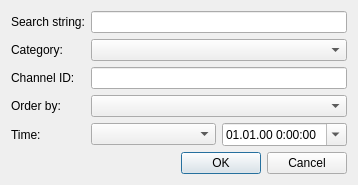
Before: the Qt Designer form youtubesearchwidget.ui in AlexLevkovich/YoutubeViewer, drawn with Qt 5.
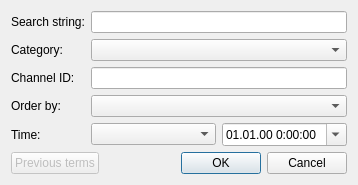
After: the same form once the commit is applied. Custom widgets are drawn as their Qt base class.

Commit message: fixes + added possibility to return back the previous search terms

The edit to the form file:
```diff
--- a/youtubesearchwidget.ui
+++ b/youtubesearchwidget.ui
@@ -7,7 +7,7 @@
     <x>0</x>
     <y>0</y>
     <width>358</width>
-    <height>180</height>
+    <height>182</height>
    </rect>
   </property>
   <property name="minimumSize">
@@ -105,6 +105,31 @@
     </layout>
    </item>
    <item>
+    <layout class="QHBoxLayout" name="horizontalLayout_2">
+     <item>
+      <widget class="QPushButton" name="prevButton">
+       <property name="enabled">
+        <bool>false</bool>
+       </property>
+       <property name="text">
+        <string>Previous terms</string>
+       </property>
+      </widget>
+     </item>
+     <item>
+      <spacer name="horizontalSpacer">
+       <property name="orientation">
+        <enum>Qt::Horizontal</enum>
+       </property>
+       <property name="sizeHint" stdset="0">
+        <size>
+         <width>40</width>
+         <height>20</height>
+        </size>
+       </property>
+      </spacer>
+     </item>
+     <item>
     <widget class="QDialogButtonBox" name="buttonBox">
      <property name="layoutDirection">
       <enum>Qt::LeftToRight</enum>
@@ -116,6 +141,8 @@
       <bool>false</bool>
      </property>
     </widget>
+     </item>
+    </layout>
    </item>
   </layout>
  </widget>
```
Lines whose indentation alone changed are shown as unchanged. The commit also changes 9 other files.
